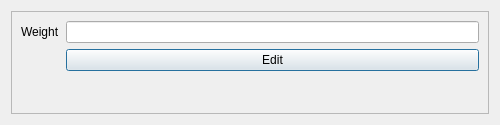
This is K/fitness_edit.ui in burr1to/kaizen as Qt 5 draws it before an edit. The edited form follows.
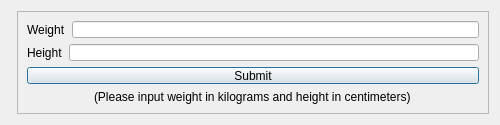
This is the edited form.

Commit message: fitness doing

What changed in the file:
```diff
--- a/K/fitness_edit.ui
+++ b/K/fitness_edit.ui
@@ -25,8 +25,8 @@
   <property name="windowTitle">
    <string>Dialog</string>
   </property>
-  <layout class="QHBoxLayout" name="horizontalLayout">
-   <item>
+  <layout class="QFormLayout" name="formLayout">
+   <item row="0" column="1">
     <widget class="QFrame" name="frame">
      <property name="frameShape">
       <enum>QFrame::StyledPanel</enum>
@@ -34,23 +34,48 @@
      <property name="frameShadow">
       <enum>QFrame::Raised</enum>
      </property>
-     <layout class="QFormLayout" name="formLayout">
+     <layout class="QGridLayout" name="gridLayout_2">
+      <item row="2" column="0">
+       <widget class="QPushButton" name="submit">
+        <property name="text">
+         <string>Submit</string>
+        </property>
+       </widget>
+      </item>
+      <item row="3" column="0" alignment="Qt::AlignHCenter">
+       <widget class="QLabel" name="label_3">
+        <property name="text">
+         <string>(Please input weight in kilograms and height in centimeters)</string>
+        </property>
+       </widget>
+      </item>
+      <item row="1" column="0">
+       <layout class="QHBoxLayout" name="horizontalLayout_2">
+        <item>
+         <widget class="QLabel" name="label_2">
+          <property name="text">
+           <string>Height</string>
+          </property>
+         </widget>
+        </item>
+        <item>
+         <widget class="QLineEdit" name="height"/>
+        </item>
+       </layout>
+      </item>
       <item row="0" column="0">
+       <layout class="QHBoxLayout" name="horizontalLayout">
+        <item>
        <widget class="QLabel" name="label">
         <property name="text">
          <string>Weight</string>
         </property>
        </widget>
       </item>
-      <item row="0" column="1">
-       <widget class="QLineEdit" name="lineEdit"/>
-      </item>
-      <item row="1" column="1">
-       <widget class="QPushButton" name="pushButton">
-        <property name="text">
-         <string>Edit</string>
-        </property>
-       </widget>
+        <item>
+         <widget class="QLineEdit" name="weight"/>
+        </item>
+       </layout>
       </item>
      </layout>
     </widget>
```
Left out of the diff: 2 changed lines with no effect on the pictures. Lines whose indentation alone changed are shown as unchanged. The commit also changes 11 other files.
